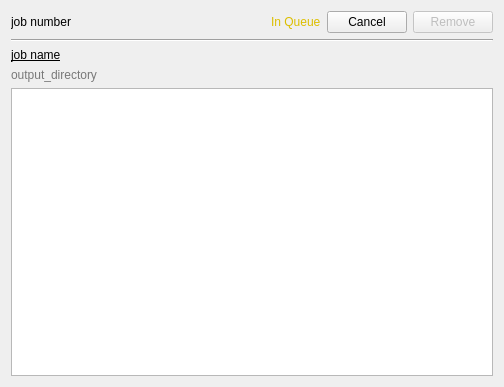
This is ui/worker_widget.ui in EBSP-Indexer/EBSP-Indexer as Qt 5 draws it before an edit. The edited form follows.
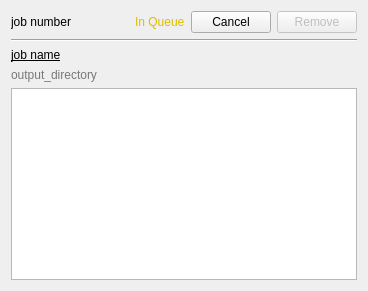
This is the edited form. Icons and pictures are not drawn.

The edit to the form file:
```diff
--- a/ui/worker_widget.ui
+++ b/ui/worker_widget.ui
@@ -2,20 +2,6 @@
 <ui version="4.0">
  <class>WorkerWidget</class>
  <widget class="QWidget" name="WorkerWidget">
-  <property name="geometry">
-   <rect>
-    <x>0</x>
-    <y>0</y>
-    <width>504</width>
-    <height>387</height>
-   </rect>
-  </property>
-  <property name="sizePolicy">
-   <sizepolicy hsizetype="Preferred" vsizetype="Preferred">
-    <horstretch>0</horstretch>
-    <verstretch>0</verstretch>
-   </sizepolicy>
-  </property>
   <property name="windowTitle">
    <string>Form</string>
   </property>
```
